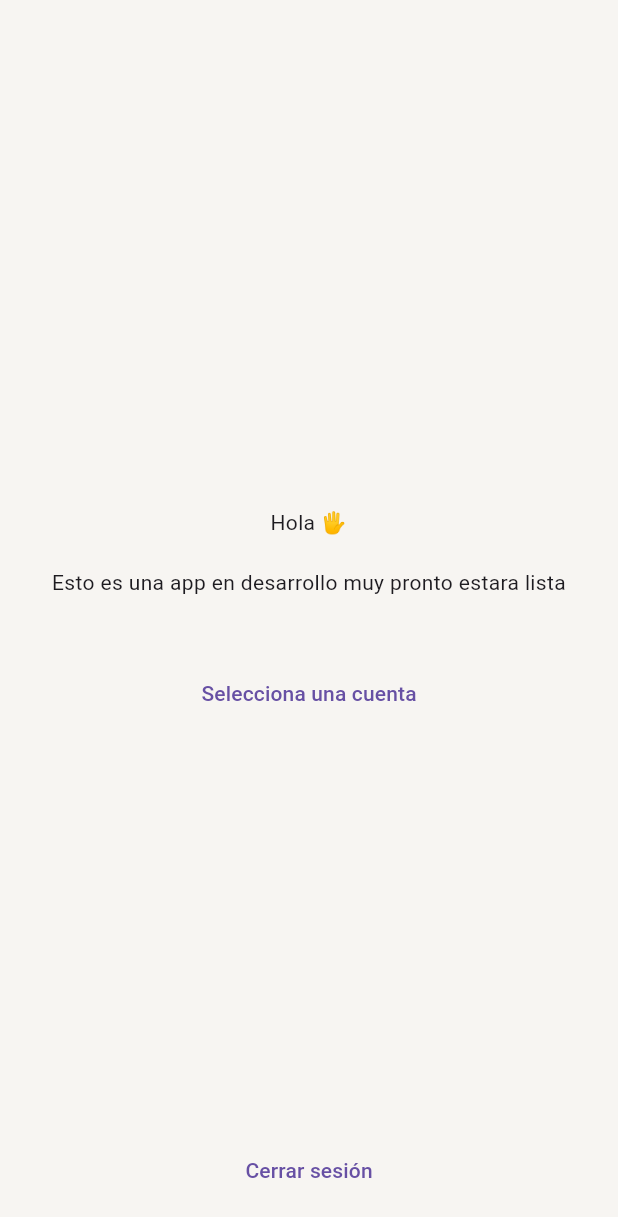
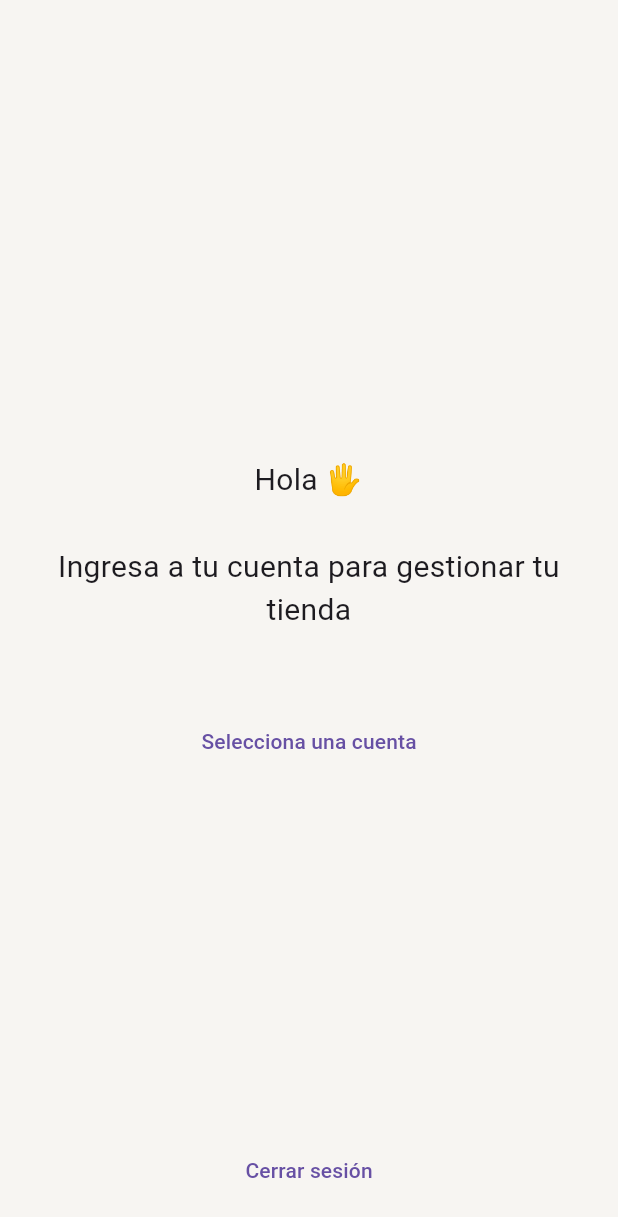
Before and after one commit to lucasaiivan/sell, a Flutter app: the screen it shows once a user with an empty profile is signed in, on a phone screen of 412 x 824 dp. Shown: the top 1217 px of the screen. Run offline on Flutter 3.47's test engine with Material 2 defaults, Android fonts, the phone set to English and light mode, and no system bars; our stand-ins replace animate_do, audioplayers, blur, cached_network_image, carousel_slider, cloud_firestore and 15 more; missing offline and left inert: clipboard, flutter_barcode_scanner, search_page; accounts and stored records are empty.

Commit message:
commit debug

```diff
--- a/lib/app/core/utils/widgets_utils.dart
+++ b/lib/app/core/utils/widgets_utils.dart
@@ -568,6 +568,11 @@ Widget viewDefault() {
 
   // controllers
   final HomeController homeController = Get.find();
+  const TextStyle textStyle = TextStyle(
+    fontFamily: 'Roboto', // o 'Open Sans'
+    fontSize: 20,
+    fontWeight: FontWeight.w400, // o cualquier otra variante
+  );
 
   return Material(
       child: Center(
@@ -580,7 +585,7 @@ Widget viewDefault() {
         children: [
           const Padding(
             padding: EdgeInsets.symmetric(horizontal: 20),
-            child: Text('Hola 🖐️\n\nEsto es una app en desarrollo muy pronto estara lista\n',textAlign: TextAlign.center),
+            child: Text('Hola 🖐️\n\nIngresa a tu cuenta para gestionar tu tienda\n',textAlign: TextAlign.center,style: textStyle,),
           ),
           const SizedBox(height: 20),
           TextButton(
--- a/lib/app/presentation/cataloguePage/controller/product_edit_controller.dart
+++ b/lib/app/presentation/cataloguePage/controller/product_edit_controller.dart
@@ -196,7 +196,7 @@ class ControllerProductsEdit extends GetxController {
   double _salePrice = 0.0;
   set setSalePrice(double value) {
     _salePrice = value;
-    controllerTextEditPrecioVenta =MoneyMaskedTextController(initialValue: value);
+    controllerTextEditPrecioVenta.updateValue(value);
     update(['updateAll']);
   }
   get getSalePrice => _salePrice;
@@ -763,8 +763,8 @@ class ControllerProductsEdit extends GetxController {
                   //  function : guarda el nuevo porcentaje de ganancia
                   if(controller.text != ''){
                     double porcentajeDeGanancia  = double.parse(controller.text);
-                    double ganancia = getPurchasePrice * (porcentajeDeGanancia / 100);
-                    setSalePrice = getPurchasePrice + ganancia;
+                    double ganancia = controllerTextEditPrecioCompra.numberValue * (porcentajeDeGanancia / 100);
+                    setSalePrice = controllerTextEditPrecioCompra.numberValue + ganancia;
                     update(['updateAll']);
                   }
                   //  action : cierra el dialogo
--- a/lib/app/presentation/cataloguePage/views/catalogue_view.dart
+++ b/lib/app/presentation/cataloguePage/views/catalogue_view.dart
@@ -221,7 +221,6 @@ class CataloguePage extends StatelessWidget {
     final Color primaryTextColor  = Get.isDarkMode?Colors.white70:Colors.black87;
     final TextStyle textStyleSecundary = TextStyle(color: primaryTextColor,fontWeight: FontWeight.w400);
     // widgets
-    final Widget dividerCircle = Padding(padding: const EdgeInsets.symmetric(horizontal: 3), child: Icon(Icons.circle,size: 4, color: primaryTextColor.withOpacity(0.5)));
     Widget divider = ComponentApp().divider();
 
     // widgets
@@ -241,8 +240,8 @@ class CataloguePage extends StatelessWidget {
             Text(Publications.getFechaPublicacion(item.upgrade.toDate(), Timestamp.now().toDate()),style: textStyleSecundary,),
             item.stock?Row(
               children: [
-                Text('Stock ',style: textStyleSecundary.copyWith(color: cataloguePageController.getStockColor(productCatalogue: item,color: textStyleSecundary.color as Color))),
                 Text(item.quantityStock.toString(),style: textStyleSecundary.copyWith(color: cataloguePageController.getStockColor(productCatalogue: item,color: textStyleSecundary.color as Color))),
+                Text(' Disponible ',style: textStyleSecundary.copyWith(color: cataloguePageController.getStockColor(productCatalogue: item,color: textStyleSecundary.color as Color))),
               ],
             ):Container(),
           ],
--- a/lib/app/presentation/home/views/home_view.dart
+++ b/lib/app/presentation/home/views/home_view.dart
@@ -3,7 +3,6 @@ import 'package:get/get.dart';
 import 'package:sell/app/presentation/sellPage/views/sell_view.dart';
 import 'package:sell/app/presentation/cataloguePage/views/catalogue_view.dart';
 import 'package:sell/app/presentation/transactionsPage/views/transactions_view.dart';
-import 'package:url_launcher/url_launcher.dart';
 import '../../../core/utils/widgets_utils.dart';
 import '../../multiuser/views/multiuser_view.dart';
 import '../controller/home_controller.dart';
@@ -35,8 +34,10 @@ class HomeView extends GetView<HomeController> {
 
 
 
-    // set
+    // condition : si el usuario no ha seleccionado una cuenta, se muestra la vista por defecto
     if (controller.getProfileAccountSelected.id == ''){return viewDefault();}
+
+    // get : nos permite obtener el valor de una variable
     controller.setBuildContext=context;
     controller.setDarkMode = Theme.of(context).brightness==Brightness.dark;
 
```
